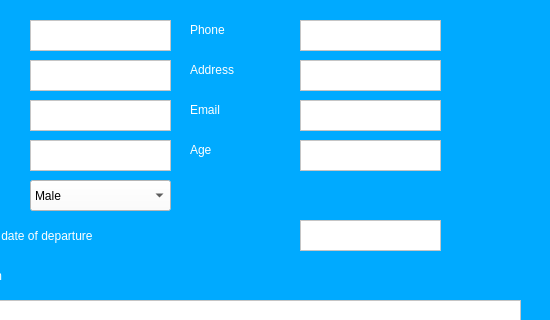
The window that add_patients_window.ui (Fayadkhan8911/Medico-Desktop-App) describes before a commit, drawn with Qt 5; both pictures show x 250 to 800 and y 0 to 320 of the 800 by 600 pixel window.
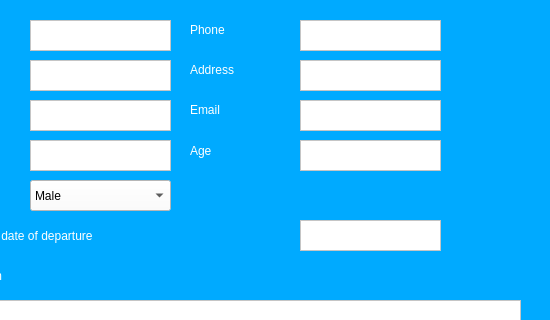
The same window after the commit. Icons and pictures are not drawn.

```diff
--- a/add_patients_window.ui
+++ b/add_patients_window.ui
@@ -483,7 +483,7 @@
      <x>440</x>
      <y>140</y>
      <width>101</width>
-     <height>20</height>
+     <height>21</height>
     </rect>
    </property>
    <property name="styleSheet">
```
